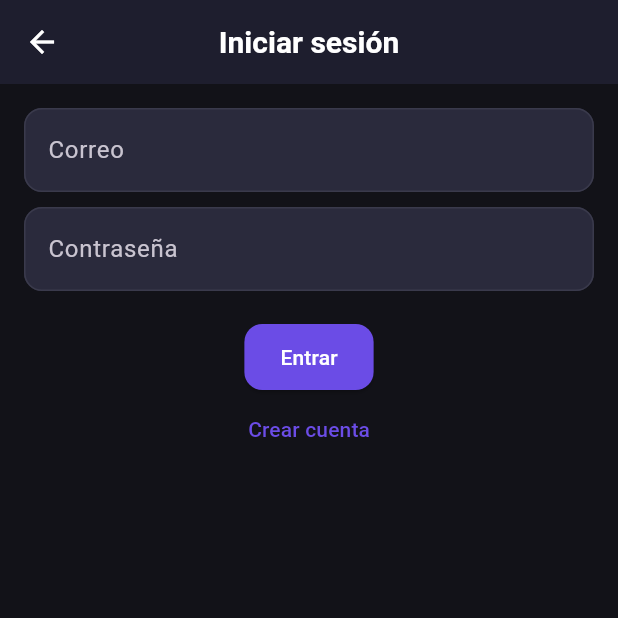
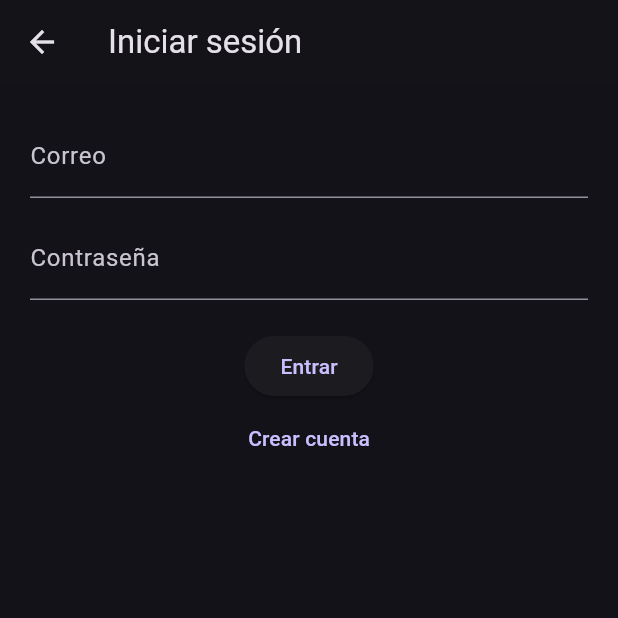
Before and after one commit to pmoraila23-lgtm/biblioteca_app, a Flutter app: the screen it shows after launch, after a tap on "Iniciar Sesión", on a phone screen of 412 x 824 dp, the top half of it. Run offline on Flutter 3.47's test engine with Material 3 defaults, Android fonts, the phone set to English and light mode, and no system bars; statements that could not run were skipped.

Commit message:
sistema local

```diff
--- a/lib/main.dart
+++ b/lib/main.dart
@@ -2,38 +2,23 @@ import 'package:flutter/material.dart';
 import 'dart:io';
 import 'dart:convert';
 import 'package:path_provider/path_provider.dart';
-
-// Firebase
-import 'package:firebase_core/firebase_core.dart';
-import 'firebase_options.dart';
 
 import 'screens/bienvenida_screen.dart';
 
 Future<void> main() async {
   WidgetsFlutterBinding.ensureInitialized();
 
-  // Inicializa Firebase (captura errores para diagnóstico)
-  try {
-    await Firebase.initializeApp(
-      options: DefaultFirebaseOptions.currentPlatform,
-    );
-  } catch (e, st) {
-    // Imprime el error y la traza; no detiene la app para facilitar depuración
-    // (si Firebase es crítico, puedes rethrow o salir aquí)
-    // ignore: avoid_print
-    print('Error inicializando Firebase: $e');
-    // ignore: avoid_print
-    print(st);
-  }
+  // Inicializa datos locales
+  await initializeAppData();
 
-  await initializeAppData();
   runApp(const BibliotecaApp());
 }
 
-// Función para inicializar datos JSON al inicio
+// Inicializar JSON locales al arrancar la app
 Future<void> initializeAppData() async {
   try {
     final directory = await getApplicationDocumentsDirectory();
+
     final reportesFile = File('${directory.path}/reportes.json');
     final librosFile = File('${directory.path}/libros.json');
     final reservasFile = File('${directory.path}/reservas.json');
@@ -90,7 +75,7 @@ class BibliotecaApp extends StatelessWidget {
       title: 'Biblioteca App',
       debugShowCheckedModeBanner: false,
       theme: _buildDarkTheme(),
-      home: const BienvenidaScreen(),
+      home: BienvenidaScreen(),   // ← CORREGIDO (sin const)
     );
   }
 
@@ -98,114 +83,11 @@ class BibliotecaApp extends StatelessWidget {
     return ThemeData(
       useMaterial3: true,
       brightness: Brightness.dark,
-
-      // Colores base (fromSeed ayuda a mantener coherencia)
       colorScheme: ColorScheme.fromSeed(
         seedColor: const Color(0xFF6B4CE6),
         brightness: Brightness.dark,
-      ).copyWith(
-        primary: const Color(0xFF6B4CE6),
-        secondary: const Color(0xFF03DAC6),
-        tertiary: const Color(0xFFFF6B6B),
-        surface: const Color(0xFF1E1E2E),
-        error: const Color(0xFFCF6679),
-        onPrimary: Colors.white,
-        onSecondary: Colors.black,
-        onSurface: const Color(0xFFE0E0E0),
       ),
-
       scaffoldBackgroundColor: const Color(0xFF121218),
-
-      // AppBar
-      appBarTheme: const AppBarTheme(
-        backgroundColor: Color(0xFF1E1E2E),
-        elevation: 0,
-        centerTitle: true,
-        titleTextStyle: TextStyle(
-          color: Colors.white,
-          fontSize: 20,
-          fontWeight: FontWeight.bold,
-        ),
-        iconTheme: IconThemeData(color: Colors.white),
-      ),
-
-      // TextFields
-      inputDecorationTheme: InputDecorationTheme(
-        filled: true,
-        fillColor: const Color(0xFF2A2A3C),
-        border: OutlineInputBorder(
-          borderRadius: BorderRadius.circular(12),
-          borderSide: BorderSide.none,
-        ),
-        enabledBorder: OutlineInputBorder(
-          borderRadius: BorderRadius.circular(12),
-          borderSide: const BorderSide(color: Color(0xFF3A3A4C), width: 1),
-        ),
-        focusedBorder: OutlineInputBorder(
-          borderRadius: BorderRadius.circular(12),
-          borderSide: const BorderSide(color: Color(0xFF6B4CE6), width: 2),
-        ),
-      ),
-
-      // Elevated buttons
-      elevatedButtonTheme: ElevatedButtonThemeData(
-        style: ElevatedButton.styleFrom(
-          backgroundColor: const Color(0xFF6B4CE6),
-          foregroundColor: Colors.white,
-          padding: const EdgeInsets.symmetric(horizontal: 24, vertical: 12),
-          shape: RoundedRectangleBorder(
-            borderRadius: BorderRadius.circular(12),
-          ),
-        ),
-      ),
-
-      // Cards (usar CardThemeData para compatibilidad según SDK)
-      cardTheme: CardThemeData(
-        color: const Color(0xFF1E1E2E),
-        elevation: 4,
-        shadowColor: Colors.black.withOpacity(0.3),
-        shape: RoundedRectangleBorder(
-          borderRadius: BorderRadius.circular(16),
-        ),
-      ),
-
-      // Dialogs
-      dialogTheme: DialogThemeData(
-        backgroundColor: const Color(0xFF1E1E2E),
-        shape: RoundedRectangleBorder(
-          borderRadius: BorderRadius.circular(20),
-        ),
-      ),
-
-      // Switch: usar MaterialStateProperty/MaterialState
-      switchTheme: SwitchThemeData(
-        thumbColor: MaterialStateProperty.resolveWith((states) {
-          if (states.contains(MaterialState.selected)) return const Color(0xFF03DAC6);
-          return const Color(0xFF707070);
-        }),
-        trackColor: MaterialStateProperty.resolveWith((states) {
-          if (states.contains(MaterialState.selected)) return const Color(0xFF03DAC6).withOpacity(0.5);
-          return const Color(0xFF3A3A4C);
-        }),
-      ),
-
-      // FloatingActionButton
-      floatingActionButtonTheme: const FloatingActionButtonThemeData(
-        backgroundColor: Color(0xFF6B4CE6),
-        foregroundColor: Colors.white,
-      ),
-
-      // SnackBar
-      snackBarTheme: const SnackBarThemeData(
-        backgroundColor: Color(0xFF2A2A3C),
-        contentTextStyle: TextStyle(color: Colors.white),
-        shape: RoundedRectangleBorder(
-          borderRadius: BorderRadius.only(
-            topLeft: Radius.circular(16),
-            topRight: Radius.circular(16),
-          ),
-        ),
-      ),
     );
   }
 }
--- a/lib/screens/bienvenida_screen.dart
+++ b/lib/screens/bienvenida_screen.dart
@@ -1,6 +1,6 @@
 import 'package:flutter/material.dart';
 import 'login_screen.dart';
-import 'register_screen.dart'; // ← CAMBIADO de registro a register
+import './registro_screen.dart';
 
 class BienvenidaScreen extends StatelessWidget {
   const BienvenidaScreen({super.key});
@@ -23,10 +23,11 @@ class BienvenidaScreen extends StatelessWidget {
         child: SafeArea(
           child: Padding(
             padding: const EdgeInsets.all(24.0),
+            child: SingleChildScrollView(
               child: Column(
                 mainAxisAlignment: MainAxisAlignment.center,
                 children: [
-                const Spacer(),
+                  const SizedBox(height: 40),
 
                   // Logo/Icono principal
                   Container(
@@ -37,17 +38,17 @@ class BienvenidaScreen extends StatelessWidget {
                     ),
                     child: const Icon(
                       Icons.library_books,
-                    size: 100,
+                      size: 80,
                       color: Color(0xFF6B4CE6),
                     ),
                   ),
-                const SizedBox(height: 48),
+                  const SizedBox(height: 32),
 
                   // Título
                   const Text(
                     'Biblioteca App',
                     style: TextStyle(
-                    fontSize: 40,
+                      fontSize: 36,
                       fontWeight: FontWeight.bold,
                       color: Colors.white,
                     ),
@@ -65,7 +66,7 @@ class BienvenidaScreen extends StatelessWidget {
                     ),
                     textAlign: TextAlign.center,
                   ),
-                const Spacer(),
+                  const SizedBox(height: 40),
 
                   // Botón de Iniciar Sesión
                   SizedBox(
@@ -76,7 +77,7 @@ class BienvenidaScreen extends StatelessWidget {
                         Navigator.push(
                           context,
                           MaterialPageRoute(
-                          builder: (context) => const LoginScreen(),
+                            builder: (context) => LoginScreen(),
                           ),
                         );
                       },
@@ -106,7 +107,7 @@ class BienvenidaScreen extends StatelessWidget {
                         Navigator.push(
                           context,
                           MaterialPageRoute(
-                          builder: (context) => const RegisterScreen(),
+                            builder: (context) => RegistroScreen(),
                           ),
                         );
                       },
@@ -139,7 +140,9 @@ class BienvenidaScreen extends StatelessWidget {
                       color: Colors.white.withOpacity(0.5),
                     ),
                   ),
+                  const SizedBox(height: 20),
                 ],
+              ),
             ),
           ),
         ),
```
Also changed, not shown: lib/models/reserva.dart (+4 -4 lines), lib/screens/login_screen.dart (+46 -16 lines), lib/screens/registro_screen.dart (+40 -20 lines), pubspec.yaml (+6 -8 lines), lib/firebase_options.dart (deleted), pubspec.lock, 3 other files. Lines whose indentation alone changed are shown as unchanged.
